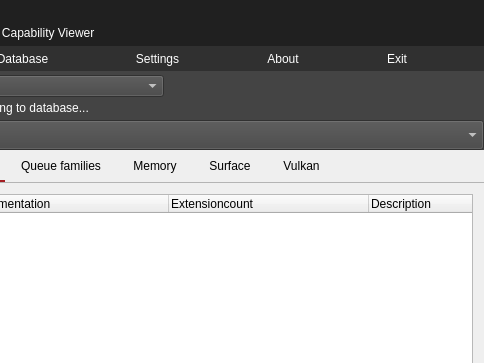
SaschaWillems/VulkanCapsViewer, file vulkancapsviewer.ui: the form before one commit; both pictures show x 443 to 927 and y 0 to 363 of the 927 by 755 pixel window.
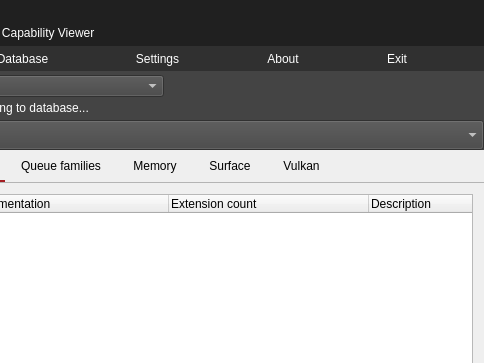
The form after the commit. The open tabs and pages were chosen to show the change. Icons and pictures are not drawn.

```diff
--- a/vulkancapsviewer.ui
+++ b/vulkancapsviewer.ui
@@ -905,7 +905,7 @@
              </column>
              <column>
               <property name="text">
-               <string>Extensioncount</string>
+               <string>Extension count</string>
               </property>
              </column>
              <column>
```
Left out of the diff: 2 changed lines with no effect on the pictures.
